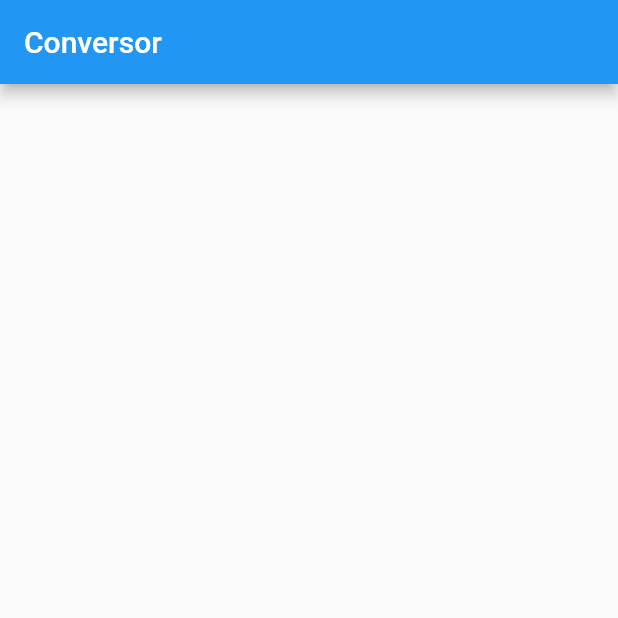
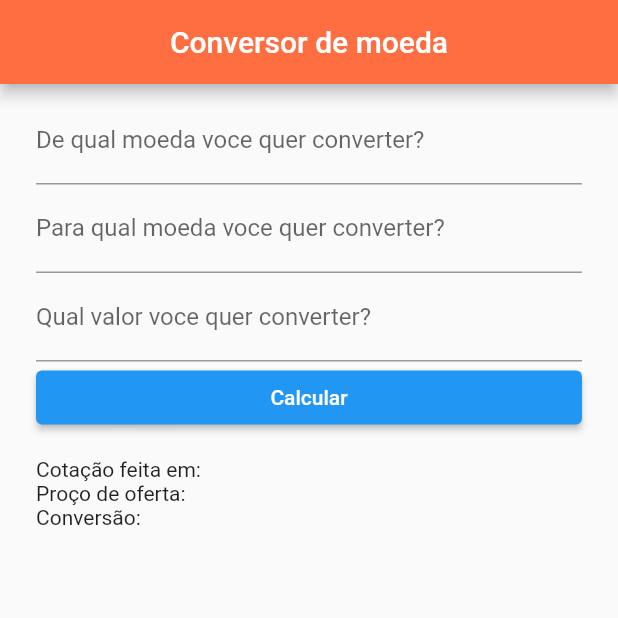
Before and after one commit to ronannc/money_convert, a Flutter app: the screen it shows after launch, on a phone screen of 412 x 824 dp, the top half of it. Run offline on Flutter 3.47's test engine with Material 2 defaults, Android fonts, the phone set to English and light mode, and no system bars; missing offline and left inert: dart:ffi.

Commit message:
Consultando api e calculando conversão

```diff
--- /dev/null
+++ b/lib/components/MoneyConverted.dart
@@ -0,0 +1,69 @@
+import 'package:flutter/cupertino.dart';
+import 'package:money_convert/models/currency_model.dart';
+
+class MoneyConverted extends StatelessWidget {
+  const MoneyConverted({
+    super.key,
+    this.currency,
+    this.convertedCurrency,
+  });
+
+  final Currency? currency;
+  final String? convertedCurrency;
+
+  @override
+  Widget build(BuildContext context) {
+    return Column(
+      children: [
+        Row(
+          mainAxisAlignment: MainAxisAlignment.spaceEvenly,
+          crossAxisAlignment: CrossAxisAlignment.center,
+          children: [
+            Text(
+              currency?.name ?? '',
+            ),
+          ],
+        ),
+        Row(
+          mainAxisAlignment: MainAxisAlignment.spaceBetween,
+          crossAxisAlignment: CrossAxisAlignment.center,
+          children: [
+            const Text(
+              'Cotação feita em:',
+            ),
+            Text(
+              currency?.updatedAtDate ?? '',
+              style: TextStyle(fontWeight: FontWeight.bold),
+            ),
+          ],
+        ),
+        Row(
+          mainAxisAlignment: MainAxisAlignment.spaceBetween,
+          crossAxisAlignment: CrossAxisAlignment.center,
+          children: [
+            const Text(
+              'Proço de oferta:',
+            ),
+            Text(
+              currency?.bidPrice ?? '',
+              style: TextStyle(fontWeight: FontWeight.bold),
+            ),
+          ],
+        ),
+        Row(
+          mainAxisAlignment: MainAxisAlignment.spaceBetween,
+          crossAxisAlignment: CrossAxisAlignment.center,
+          children: [
+            const Text(
+              'Conversão:',
+            ),
+            Text(
+              convertedCurrency ?? '',
+              style: TextStyle(fontWeight: FontWeight.bold),
+            ),
+          ],
+        ),
+      ],
+    );
+  }
+}
--- a/lib/main.dart
+++ b/lib/main.dart
@@ -1,28 +1,9 @@
 import 'package:flutter/material.dart';
-import 'package:money_convert/services/api_service.dart';
+import 'package:money_convert/views/home.dart';
 
 void main() async{
-  Api api = Api();
-  print( await api.getCurrency('USD-BRL'));
+
   runApp(MaterialApp(
     home: Home() ,
   ));
 }
-
-class Home extends StatefulWidget {
-  const Home({super.key});
-
-  @override
-  State<Home> createState() => _HomeState();
-}
-
-class _HomeState extends State<Home> {
-  @override
-  Widget build(BuildContext context) {
-    return Scaffold(
-      appBar: AppBar(
-        title: Text('Conversor'),
-      ),
-    );
-  }
-}
--- a/lib/services/api_service.dart
+++ b/lib/services/api_service.dart
@@ -2,12 +2,16 @@ import 'dart:convert';
 import 'package:http/http.dart' as http;
 import 'package:money_convert/models/currency_model.dart';
 
-class Api {
+class ApiService {
   final String host = 'https://brapi.dev';
 
-  Future<String> getCurrency(String currency) async {
-    String url = '$host/api/v2/currency?currency=$currency';
-    http.Response response = await http.get(Uri.parse(url));
-    return jsonDecode(response.body)['currency'].toString();
+  Future<List<Currency>> getCurrency(String currency) async {
+    String uri = '$host/api/v2/currency?currency=$currency';
+    http.Response response = await http.get(Uri.parse(uri));
+
+    List<Currency> list = (jsonDecode(response.body)['currency'] as List)
+        .map<Currency>((e) => Currency.fromJson(e))
+        .toList();
+    return list;
   }
 }
--- /dev/null
+++ b/lib/views/home.dart
@@ -0,0 +1,108 @@
+import 'dart:ffi';
+
+import 'package:flutter/cupertino.dart';
+import 'package:flutter/material.dart';
+import 'package:money_convert/components/MoneyConverted.dart';
+import 'package:money_convert/models/currency_model.dart';
+import 'package:money_convert/services/api_service.dart';
+
+class Home extends StatefulWidget {
+  const Home({super.key});
+
+  @override
+  State<Home> createState() => _HomeState();
+}
+
+class _HomeState extends State<Home> {
+  TextEditingController fromCurrencyController = TextEditingController();
+  TextEditingController toCurrencyController = TextEditingController();
+  TextEditingController valueCurrencyController = TextEditingController();
+
+  Currency? currency;
+  ApiService apiService = ApiService();
+  String feedBackCalc = 'Calcular';
+  String? convertedCurrency;
+  String? errorText;
+
+  @override
+  Widget build(BuildContext context) {
+    return Scaffold(
+      appBar: AppBar(
+        backgroundColor: Colors.deepOrangeAccent,
+        centerTitle: true,
+        title: const Text('Conversor de moeda'),
+      ),
+      body: SingleChildScrollView(
+        padding: const EdgeInsets.symmetric(horizontal: 24.0, vertical: 8),
+        child: Column(
+          mainAxisSize: MainAxisSize.min,
+          crossAxisAlignment: CrossAxisAlignment.stretch,
+          children: [
+            TextField(
+              controller: fromCurrencyController,
+              decoration: InputDecoration(
+                labelText: 'De qual moeda voce quer converter?',
+                errorText: errorText,
+              ),
+            ),
+            TextField(
+              controller: toCurrencyController,
+              decoration: InputDecoration(
+                labelText: 'Para qual moeda voce quer converter?',
+                errorText: errorText,
+              ),
+            ),
+            TextField(
+              controller: valueCurrencyController,
+              keyboardType: TextInputType.number,
+              decoration: InputDecoration(
+                labelText: 'Qual valor voce quer converter?',
+                errorText: errorText,
+              ),
+            ),
+            ElevatedButton(
+              onPressed: () {
+                calcCurrency();
+              },
+              child: Text(feedBackCalc),
+            ),
+            MoneyConverted(
+              convertedCurrency: convertedCurrency,
+              currency: currency,
+            ),
+          ],
+        ),
+      ),
+    );
+  }
+
+  String calc(double bidPrice) {
+    return (bidPrice * double.parse(valueCurrencyController.text)).toString();
+  }
+
+  void calcCurrency() {
+    if (fromCurrencyController.text.isEmpty ||
+        toCurrencyController.text.isEmpty ||
+        valueCurrencyController.text.isEmpty) {
+      setState(() {
+        errorText = 'Campo obrigatorio!';
+      });
+
+      return;
+    }
+    setState(() {
+      feedBackCalc = 'Calculando';
+      errorText = null;
+    });
+    apiService
+        .getCurrency(
+            '${fromCurrencyController.text}-${toCurrencyController.text}')
+        .then((value) => {
+              setState(() {
+                currency = value.first;
+                convertedCurrency = calc(double.parse(currency!.bidPrice));
+                feedBackCalc = 'Calcular';
+              })
+            });
+  }
+}
```
